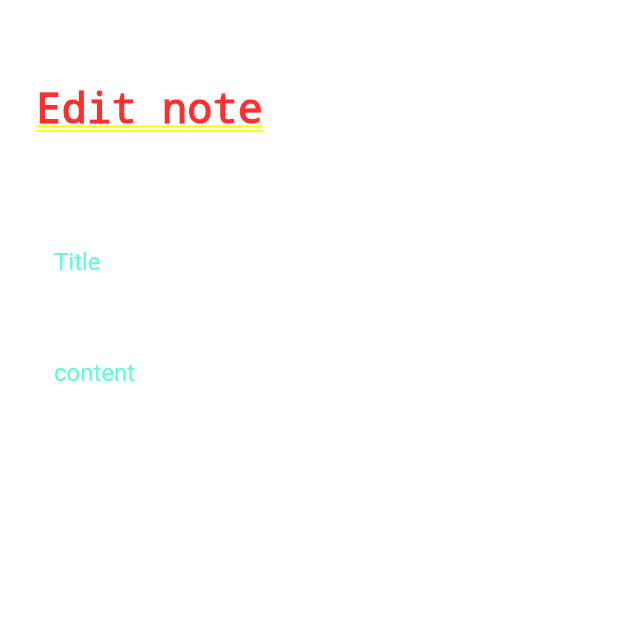
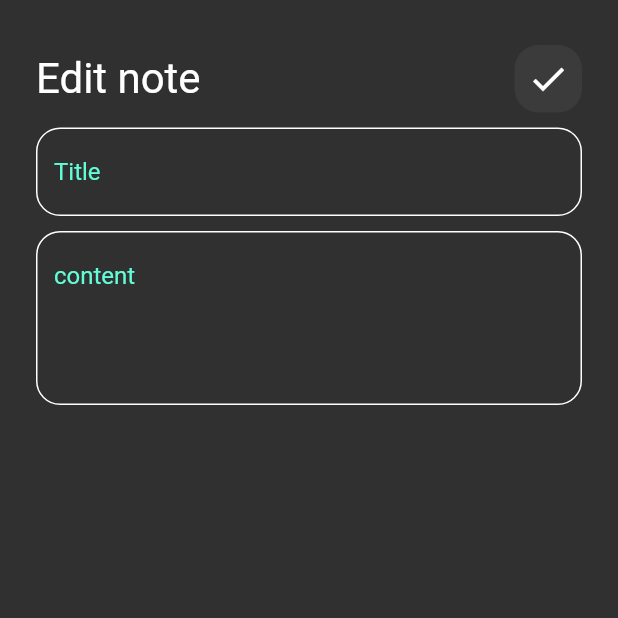
Before and after one commit to hatem156/Notes_app, a Flutter app: the screen it shows after launch, after a tap on "Flutter Tips", on a phone screen of 412 x 824 dp, the top half of it. Run offline on Flutter 3.47's test engine with Material 2 defaults, Android fonts, the phone set to English and light mode, and no system bars; our stand-ins replace hive, hive_flutter; accounts and stored records are empty.

Commit message:
solve the error

```diff
--- a/app_notes/lib/views/edit_note_view.dart
+++ b/app_notes/lib/views/edit_note_view.dart
@@ -1,11 +1,13 @@
 import 'package:app_notes/views/widgetes/edit_view_body.dart';
 import 'package:flutter/material.dart';
+
+
 class Editnoteview extends StatelessWidget {
   const Editnoteview({super.key});
 
   @override
   Widget build(BuildContext context) {
-    return Scaffold(
+    return const Scaffold(
       body: Editnoteviewbody(),
     );
   }
--- a/app_notes/lib/views/widgetes/custom_app_bar.dart
+++ b/app_notes/lib/views/widgetes/custom_app_bar.dart
@@ -1,22 +1,24 @@
-import 'package:app_notes/views/widgetes/custom_search_icon.dart';
+import 'package:app_notes/views/widgetes/custom_icon_button.dart';
 import 'package:flutter/material.dart';
+
 class Customappbar extends StatelessWidget {
-  const Customappbar({super.key, required this.title, required this.icon});
+  const Customappbar( {super.key, required this.title, required this.icon});
 
-final String title;
-final IconData icon;
+  final String title;
+  final IconData icon;
   @override
   Widget build(BuildContext context) {
     return Row(
-      children:  [
-        Text(title,
-        style:const TextStyle(
-          fontSize: 28,
+      mainAxisAlignment: MainAxisAlignment.spaceBetween,
+      children: [
+        Text(
+          title,
+          style: const TextStyle(
+            fontSize: 28,
+          ),
         ),
-        ),
-        Spacer(),
-        Customsearchicon(
-          icon:icon,
+        Customiconbutton(
+          icon: icon,
         ),
       ],
     );
--- /dev/null
+++ b/app_notes/lib/views/widgetes/custom_icon_button.dart
@@ -0,0 +1,25 @@
+import 'package:flutter/material.dart';
+
+class Customiconbutton extends StatelessWidget {
+  const Customiconbutton({super.key, required this.icon});
+
+  final IconData icon;
+  @override
+  Widget build(BuildContext context) {
+    return Container(
+      height: 45,
+      width: 45,
+      decoration: BoxDecoration(
+        color: Colors.white.withOpacity(0.05),
+        borderRadius: BorderRadius.circular(16),
+      ),
+      child: IconButton(
+        onPressed: () {},
+        icon: Icon(
+          icon,
+          size: 28,
+        ),
+      ),
+    );
+  }
+}
--- a/app_notes/lib/views/widgetes/custom_search_icon.dart
+++ /dev/null
@@ -1,23 +0,0 @@
-import 'package:flutter/material.dart';
-class Customsearchicon extends StatelessWidget {
-  const Customsearchicon({super.key, required this.icon});
-
-final IconData icon;
-  @override
-  Widget build(BuildContext context) {
-    return Container(
-      height: 45,
-      width: 45,
-      decoration: BoxDecoration(
-        color:Colors.white.withOpacity(0.05),
-        borderRadius: BorderRadius.circular(16),
-        ),
-      child:IconButton(
-        onPressed: () {},
-        icon: Icon(icon,
-        size: 28,
-        ),
-        ),
-        );
-  }
-}
--- a/app_notes/lib/views/widgetes/custom_text_field.dart
+++ b/app_notes/lib/views/widgetes/custom_text_field.dart
@@ -1,3 +1,5 @@
+
+
 import 'package:app_notes/views/widgetes/constant.dart';
 import 'package:flutter/material.dart';
 
@@ -26,17 +28,18 @@ final void Function(String?)? onsaved;
         hintStyle:const TextStyle(
           color: kprimarycolor,
         ),
-        border: BuildBorder(),
-        enabledBorder: BuildBorder(),
-        focusedBorder: BuildBorder(kprimarycolor),
+        border: buildBorder(),
+        enabledBorder: buildBorder(),
+        focusedBorder: buildBorder(kprimarycolor),
       ),
     );
   }
 
-  OutlineInputBorder BuildBorder([Color]) {
+
+  OutlineInputBorder buildBorder([color]) {
     return OutlineInputBorder(
         borderRadius: BorderRadius.circular(16),
-        borderSide: BorderSide(color:Color ?? Colors.white),
+        borderSide: BorderSide(color:color ?? Colors.white),
       );
   }
 }
--- a/app_notes/lib/views/widgetes/edit_view_body.dart
+++ b/app_notes/lib/views/widgetes/edit_view_body.dart
@@ -1,10 +1,6 @@
 import 'package:app_notes/views/widgetes/custom_app_bar.dart';
 import 'package:app_notes/views/widgetes/custom_text_field.dart';
 import 'package:flutter/material.dart';
-import 'package:flutter/src/widgets/framework.dart';
-import 'package:flutter/src/widgets/placeholder.dart';
-
-
 
 class Editnoteviewbody extends StatelessWidget {
   const Editnoteviewbody({super.key});
@@ -13,18 +9,31 @@ class Editnoteviewbody extends StatelessWidget {
   Widget build(BuildContext context) {
     return Padding(
       padding: const EdgeInsets.symmetric(horizontal: 24),
-      child: Column(
-        children: const[
-          SizedBox(height: 50,),
+      child: SingleChildScrollView(
+        child: Column(
+          children: const [
+          SizedBox(
+            height: 30,
+          ),
           Customappbar(
-            title: 'Edit note',
+            title: "Edit note",
             icon: Icons.check,
+            ),
+          SizedBox(
+            height: 10,
           ),
-          SizedBox(height: 50,),
-          Customtextfield(hint:'Title'),
-          SizedBox(height: 15,),
-          Customtextfield(hint:'content',maxlines: 5,),
-          ],
+          Customtextfield(
+            hint: 'Title',
+            maxlines: 1,
+          ),
+          SizedBox(
+            height: 10,
+          ),
+          Customtextfield(
+            hint: 'content',
+            maxlines: 4,
+          ),
+        ]),
       ),
     );
   }
--- a/app_notes/lib/views/widgetes/note_item.dart
+++ b/app_notes/lib/views/widgetes/note_item.dart
@@ -1,5 +1,7 @@
+import 'package:app_notes/views/edit_note_view.dart';
 import 'package:app_notes/views/widgetes/edit_view_body.dart';
 import 'package:flutter/material.dart';
+
 class Noteitem extends StatelessWidget {
   const Noteitem({super.key});
 
@@ -7,31 +9,64 @@ class Noteitem extends StatelessWidget {
   Widget build(BuildContext context) {
     return GestureDetector(
       onTap: () {
-        Navigator.push(context, MaterialPageRoute(builder: (context) {
-          return const Editnoteviewbody();
+        Navigator.push(
+          context,
+          MaterialPageRoute(builder: (context) {
+            return const Editnoteview();
           }),
         );
       },
       child: Container(
-        padding: EdgeInsets.only(top: 24,bottom: 24,left: 16,),
-        decoration:BoxDecoration(
-        color:Color.fromARGB(255, 173, 159, 31),
+        padding: const EdgeInsets.only(
+          top: 24,
+          bottom: 24,
+          left: 16,
+        ),
+        decoration: BoxDecoration(
+          color: const Color.fromARGB(255, 173, 159, 31),
           borderRadius: BorderRadius.circular(16),
         ),
         child: Column(
           crossAxisAlignment: CrossAxisAlignment.end,
           children: [
             ListTile(
-            title:const Text('Flutter Tips',style: TextStyle(color:Colors.black, fontSize: 26,),),
+              title: const Text(
+                'Flutter Tips',
+                style: TextStyle(
+                  color: Colors.black,
+                  fontSize: 26,
+                ),
+              ),
               subtitle: Padding(
-              padding: const EdgeInsets.only(top: 16,bottom: 16,),
-              child: Text('Build your career with Hatem',style: TextStyle(color:Colors.black.withOpacity(.5),fontSize:18,),),
+                padding: const EdgeInsets.only(
+                  top: 16,
+                  bottom: 16,
                 ),
-            trailing: IconButton(onPressed: () {} ,icon: Icon(Icons.delete,color: Colors.black,size: 25,),),
+                child: Text(
+                  'Build your career with Hatem',
+                  style: TextStyle(
+                    color: Colors.black.withOpacity(.5),
+                    fontSize: 18,
+                  ),
+                ),
+              ),
+              trailing: IconButton(
+                onPressed: () {},
+                icon: const Icon(
+                  Icons.delete,
+                  color: Colors.black,
+                  size: 25,
+                ),
+              ),
             ),
             Padding(
-            padding: const EdgeInsets.only(right: 24,),
-            child: Text('May21, 2022',style: TextStyle(color:Colors.black.withOpacity(.5),
+              padding: const EdgeInsets.only(
+                right: 24,
+              ),
+              child: Text(
+                'May21, 2022',
+                style: TextStyle(
+                  color: Colors.black.withOpacity(.5),
                 ),
               ),
             ),
--- a/app_notes/lib/views/widgetes/notes_list_view.dart
+++ b/app_notes/lib/views/widgetes/notes_list_view.dart
@@ -1,23 +1,22 @@
 import 'package:flutter/material.dart';
 
 import 'note_item.dart';
+
 class Noteslistview extends StatelessWidget {
   const Noteslistview({super.key});
 
   @override
   Widget build(BuildContext context) {
     return Padding(
-      padding: EdgeInsets.symmetric(vertical: 16),
+      padding: const EdgeInsets.symmetric(vertical: 16),
       child: ListView.builder(
-        padding: EdgeInsets.zero,
-        itemBuilder:(context,index)
-      {
-        return const Padding(
-          padding: const EdgeInsets.symmetric(vertical: 4),
-          child: const Noteitem(),
-        );
-      }
-      ),
+          padding: EdgeInsets.zero,
+          itemBuilder: (context, index) {
+            return const Padding(
+              padding: EdgeInsets.symmetric(vertical: 4),
+              child: Noteitem(),
+            );
+          }),
     );
   }
 }
--- a/app_notes/pubspec.yaml
+++ b/app_notes/pubspec.yaml
@@ -29,6 +29,7 @@ environment:
 # versions available, run `flutter pub outdated`.
 dependencies:
 
+ bloc: ^8.1.1
  cupertino_icons: ^1.0.2
  flutter:
   sdk: flutter
```
Also changed, not shown: app2/app2/analysis_options.yaml (added, +29 -0 lines), app2/app2/lib/main.dart (added, +116 -0 lines), app2/app2/pubspec.yaml (added, +90 -0 lines), app_notes/lib/main.dart (+4 -5 lines), app_notes/lib/views/notes_view.dart (+15 -14 lines), app_notes/lib/views/widgetes/add_note_bottom_sheet.dart (+18 -12 lines), app2/app2/pubspec.lock (added), app_notes/pubspec.lock, 122 other files. Lines whose indentation alone changed are shown as unchanged.
